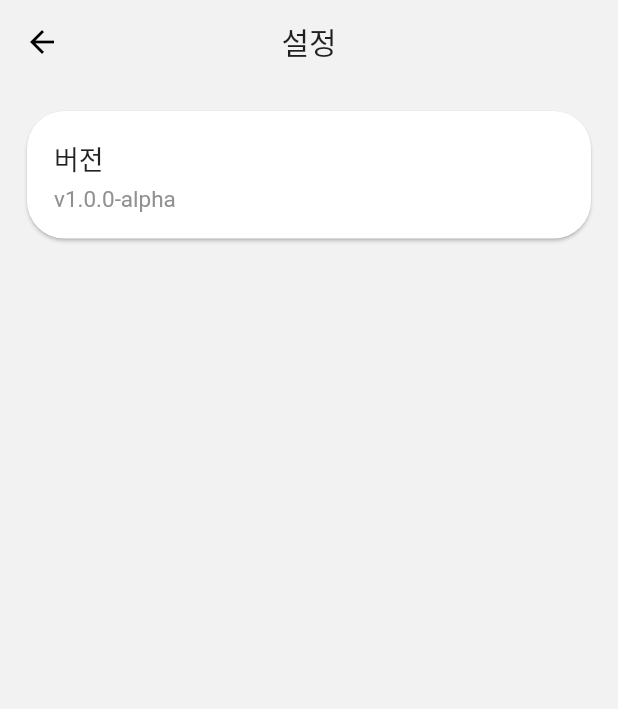
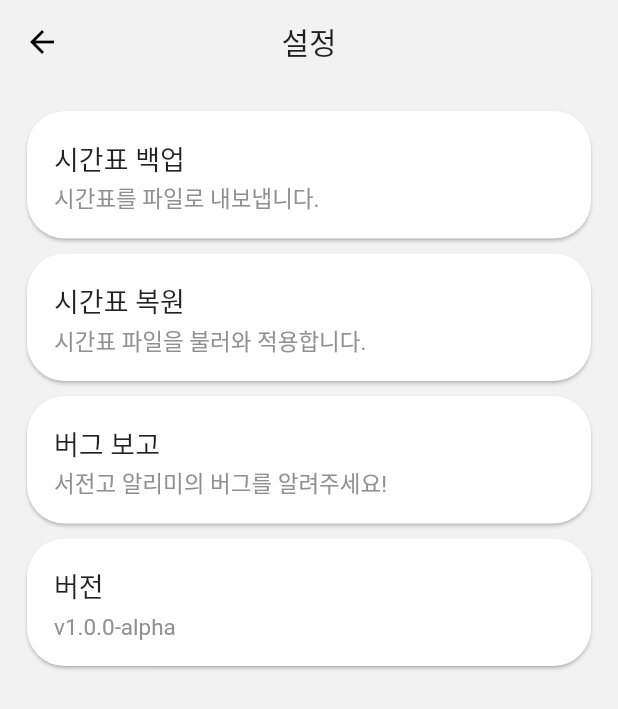
Before and after one commit to CaffeineHolic/SJConnect_Flutter, a Flutter app: the SettingsPage screen opened directly, on a phone screen of 412 x 824 dp. Shown: the top 709 px of the screen. Run offline on Flutter 3.47's test engine with Material 2 defaults, Android fonts, the phone set to English and light mode, and no system bars; our stand-ins replace flutter_svg, shared_preferences, table_calendar; missing offline and left inert: barcode_flutter, flutter_barcode_scanner; accounts and stored records are empty; network calls fail; statements that could not run were skipped.

Commit message:
Add setting menus
Added menus
- Timetable backup/restore
- Report bug

```diff
--- a/lib/settings.dart
+++ b/lib/settings.dart
@@ -1,10 +1,14 @@
 import 'package:flutter/material.dart';
+import 'package:url_launcher/url_launcher.dart';
 import 'components/card.dart';
 
 class SettingsPage extends StatefulWidget {
   @override
   SettingsPageState createState() => SettingsPageState();
 }
+
+void _launchURL(String _url) async =>
+    await canLaunch(_url) ? await launch(_url) : throw 'Could not launch $_url';
 
 class SettingsPageState extends State<SettingsPage> {
   @override
@@ -43,6 +47,24 @@ class SettingsPageState extends State<SettingsPage> {
                 mainAxisSize: MainAxisSize.max,
                 children: [
                   CardWidget(
+                    cardTitle: '시간표 백업',
+                    cardContent: '시간표를 파일로 내보냅니다.',
+                  ),
+                  CardWidget(
+                    cardTitle: '시간표 복원',
+                    cardContent: '시간표 파일을 불러와 적용합니다.',
+                  ),
+                  CardWidget(
+                    cardTitle: '버그 보고',
+                    cardContent: '서전고 알리미의 버그를 알려주세요!',
+                    onClick: () {
+                      _launchURL(
+                        Uri.encodeFull(
+                            'mailto:support@yoon-lab.xyz?subject=서전고 알리미 버그 제보'),
+                      );
+                    },
+                  ),
+                  CardWidget(
                     cardTitle: '버전',
                     cardContent: 'v1.0.0-alpha',
                   ),
```
Also changed, not shown: lib/main.dart (+0 -9 lines), lib/timetable.dart (deleted, +0 -34 lines).
